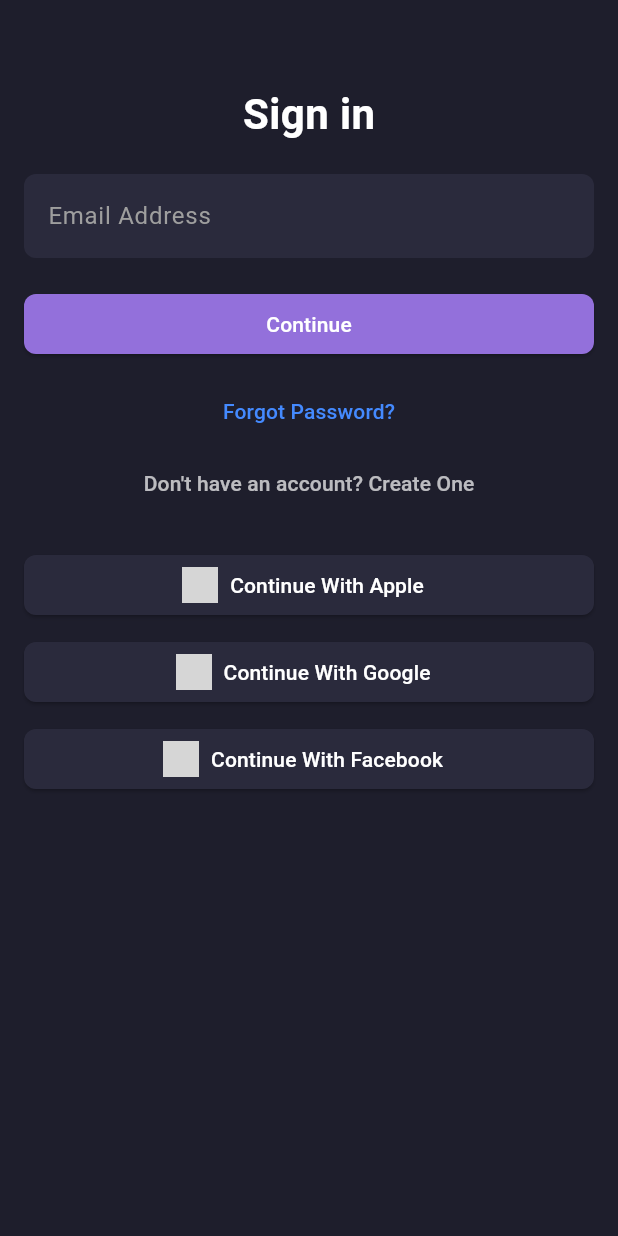
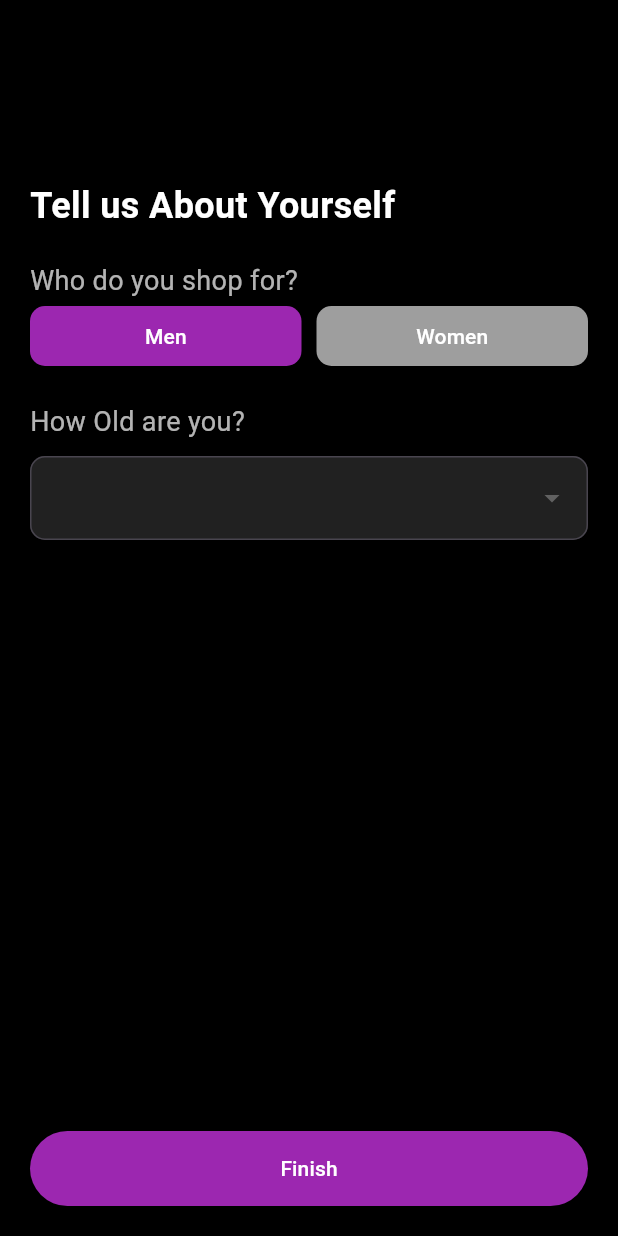
Before and after one commit to nmarizani/mobile_app_summative, a Flutter app: the screen it shows after launch, after a tap on "Continue", on a phone screen of 412 x 824 dp. Run offline on Flutter 3.47's test engine with Material 3 defaults, Android fonts, the light colour scheme and no system bars; our stand-ins replace shared_preferences; grey boxes are pictures that could not be loaded.

Commit message:
Home screens

```diff
--- a/borderless_ecommerce_hub/lib/main.dart
+++ b/borderless_ecommerce_hub/lib/main.dart
@@ -1,11 +1,47 @@
 import 'package:flutter/material.dart';
+import 'package:shared_preferences/shared_preferences.dart';
+import 'presentation/screens/auth/splash_screen.dart';
 import 'presentation/screens/auth/login_screen.dart';
+import 'presentation/screens/auth/onboarding_screen.dart';
+import 'presentation/screens/home/home_screen.dart';
 
 void main() {
   runApp(MyApp());
 }
 
-class MyApp extends StatelessWidget {
+class MyApp extends StatefulWidget {
+  @override
+  _MyAppState createState() => _MyAppState();
+}
+
+class _MyAppState extends State<MyApp> {
+  late Widget _defaultHome;
+
+  @override
+  void initState() {
+    super.initState();
+    _defaultHome = SplashScreen(); // Start with Splash Screen
+    _determineStartScreen();
+  }
+
+  Future<void> _determineStartScreen() async {
+    SharedPreferences prefs = await SharedPreferences.getInstance();
+    bool isSignedIn = prefs.getBool('isSignedIn') ?? false;
+    bool onboardingComplete = prefs.getBool('onboardingComplete') ?? false;
+
+    await Future.delayed(const Duration(seconds: 3)); // Simulate splash screen delay
+
+    setState(() {
+      if (!isSignedIn) {
+        _defaultHome = LoginScreen(); // Show Sign-In screen first
+      } else if (!onboardingComplete) {
+        _defaultHome = OnboardingScreen(); // Show Onboarding if not done
+      } else {
+        _defaultHome = HomeScreen(); // Otherwise, go to Home
+      }
+    });
+  }
+
   @override
   Widget build(BuildContext context) {
     return MaterialApp(
@@ -14,7 +50,7 @@ class MyApp extends StatelessWidget {
       theme: ThemeData(
         primarySwatch: Colors.blue,
       ),
-      home: LoginScreen(),
+      home: _defaultHome,
     );
   }
 }
--- a/borderless_ecommerce_hub/lib/presentation/screens/auth/login_screen.dart
+++ b/borderless_ecommerce_hub/lib/presentation/screens/auth/login_screen.dart
@@ -1,8 +1,12 @@
 import 'package:flutter/material.dart';
+import 'package:shared_preferences/shared_preferences.dart';
+import 'onboarding_screen.dart'; // Import Onboarding Screen
 import 'signup_screen.dart'; // Import SignupScreen
 import 'password_reset_screen.dart'; // Import ForgotPasswordScreen
 
 class LoginScreen extends StatelessWidget {
+  final TextEditingController emailController = TextEditingController();
+
   @override
   Widget build(BuildContext context) {
     return Scaffold(
@@ -24,6 +28,7 @@ class LoginScreen extends StatelessWidget {
               ),
               SizedBox(height: 20),
               TextField(
+                controller: emailController,
                 style: TextStyle(color: Colors.white),
                 decoration: InputDecoration(
                   filled: true,
@@ -46,13 +51,23 @@ class LoginScreen extends StatelessWidget {
                       borderRadius: BorderRadius.circular(8),
                     ),
                   ),
-                  onPressed: () {},
+                  onPressed: () async {
+                    // ✅ Save sign-in state
+                    SharedPreferences prefs = await SharedPreferences.getInstance();
+                    prefs.setBool('isSignedIn', true);
+
+                    // ✅ Navigate to OnboardingScreen
+                    Navigator.pushReplacement(
+                      context,
+                      MaterialPageRoute(builder: (context) => OnboardingScreen()),
+                    );
+                  },
                   child: Text('Continue', style: TextStyle(color: Colors.white)),
                 ),
               ),
               SizedBox(height: 10),
 
-              /// 🔹 Added Forgot Password Button
+              /// 🔹 Forgot Password Button
               TextButton(
                 onPressed: () {
                   Navigator.push(
@@ -106,7 +121,7 @@ class LoginScreen extends StatelessWidget {
             borderRadius: BorderRadius.circular(8),
           ),
         ),
-        onPressed: () {},
+        onPressed: () {}, // TODO: Implement Social Sign-In
         icon: Image.asset(iconPath, height: 24),
         label: Text(text, style: TextStyle(color: Colors.white)),
       ),
--- /dev/null
+++ b/borderless_ecommerce_hub/lib/presentation/screens/auth/onboarding_screen.dart
@@ -0,0 +1,90 @@
+import 'package:flutter/material.dart';
+import 'package:shared_preferences/shared_preferences.dart';
+import '../home/home_screen.dart';
+
+class OnboardingScreen extends StatefulWidget {
+  @override
+  _OnboardingScreenState createState() => _OnboardingScreenState();
+}
+
+class _OnboardingScreenState extends State<OnboardingScreen> {
+
+  Future<void> _completeOnboarding() async {
+    SharedPreferences prefs = await SharedPreferences.getInstance();
+    await prefs.setBool('onboardingComplete', true);
+    Navigator.pushReplacement(
+      context,
+      MaterialPageRoute(builder: (context) => HomeScreen()),
+    );
+  }
+
+  @override
+  Widget build(BuildContext context) {
+    return Scaffold(
+      backgroundColor: Colors.black,
+      body: Padding(
+        padding: const EdgeInsets.all(20.0),
+        child: Column(
+          crossAxisAlignment: CrossAxisAlignment.start,
+          children: [
+            SizedBox(height: 100),
+            Text(
+              'Tell us About Yourself',
+              style: TextStyle(fontSize: 24, fontWeight: FontWeight.bold, color: Colors.white),
+            ),
+            SizedBox(height: 20),
+            Text(
+              'Who do you shop for?',
+              style: TextStyle(fontSize: 18, color: Colors.white70),
+            ),
+            Row(
+              children: [
+                _buildOptionButton('Men', Colors.purple),
+                SizedBox(width: 10),
+                _buildOptionButton('Women', Colors.grey),
+              ],
+            ),
+            SizedBox(height: 20),
+            Text('How Old are you?', style: TextStyle(fontSize: 18, color: Colors.white70)),
+            SizedBox(height: 10),
+            DropdownButtonFormField(
+              dropdownColor: Colors.black,
+              items: [
+                DropdownMenuItem(child: Text('18-25', style: TextStyle(color: Colors.white)), value: '18-25'),
+                DropdownMenuItem(child: Text('26-35', style: TextStyle(color: Colors.white)), value: '26-35'),
+              ],
+              onChanged: (value) {},
+              decoration: InputDecoration(
+                filled: true,
+                fillColor: Colors.grey[900],
+                border: OutlineInputBorder(borderRadius: BorderRadius.circular(10)),
+              ),
+            ),
+            Spacer(),
+            ElevatedButton(
+              onPressed: _completeOnboarding,
+              style: ElevatedButton.styleFrom(
+                backgroundColor: Colors.purple,
+                minimumSize: Size(double.infinity, 50),
+              ),
+              child: Text('Finish', style: TextStyle(color: Colors.white)),
+            ),
+          ],
+        ),
+      ),
+    );
+  }
+
+  Widget _buildOptionButton(String text, Color color) {
+    return Expanded(
+      child: ElevatedButton(
+        onPressed: () {},
+        style: ElevatedButton.styleFrom(
+          backgroundColor: color,
+          shape: RoundedRectangleBorder(borderRadius: BorderRadius.circular(10)),
+        ),
+        child: Text(text, style: TextStyle(color: Colors.white)),
+      ),
+    );
+  }
+}
--- /dev/null
+++ b/borderless_ecommerce_hub/lib/presentation/screens/auth/splash_screen.dart
@@ -0,0 +1,38 @@
+import 'package:flutter/material.dart';
+import 'login_screen.dart'; // Import the sign-in screen
+
+class SplashScreen extends StatelessWidget {
+  @override
+  Widget build(BuildContext context) {
+    return Scaffold(
+      backgroundColor: Color(0xFFE2E0E0), // Background color from Figma
+      body: Center(
+        child: Column(
+          mainAxisAlignment: MainAxisAlignment.center,
+          children: [
+            SizedBox(height: 20),
+            ElevatedButton(
+              style: ElevatedButton.styleFrom(
+                backgroundColor: Color(0xFF9370DB), // Button color from Figma
+                shape: RoundedRectangleBorder(
+                  borderRadius: BorderRadius.circular(30),
+                ),
+                padding: EdgeInsets.symmetric(horizontal: 40, vertical: 15),
+              ),
+              onPressed: () {
+                Navigator.pushReplacement(
+                  context,
+                  MaterialPageRoute(builder: (context) => LoginScreen()),
+                );
+              },
+              child: Text(
+                "Borderless",
+                style: TextStyle(color: Colors.white, fontSize: 18),
+              ),
+            ),
+          ],
+        ),
+      ),
+    );
+  }
+}
--- a/borderless_ecommerce_hub/pubspec.yaml
+++ b/borderless_ecommerce_hub/pubspec.yaml
@@ -35,6 +35,9 @@ dependencies:
   # Use with the CupertinoIcons class for iOS style icons.
   cupertino_icons: ^1.0.8
   flutter_bloc: ^9.1.0
+  shared_preferences: ^2.5.3
+  firebase_core: ^3.12.1
+  firebase_auth: ^5.5.1
 
 dev_dependencies:
   flutter_test:
```
Also changed, not shown: borderless_ecommerce_hub/lib/presentation/screens/auth/password_reset_confirmation.dart (+27 -15 lines), borderless_ecommerce_hub/lib/presentation/screens/auth/signup_screen.dart (+10 -4 lines), borderless_ecommerce_hub/lib/presentation/screens/home/home_screen.dart (added, +151 -0 lines), borderless_ecommerce_hub/lib/presentation/screens/home/notification_list_screen.dart (added, +36 -0 lines), borderless_ecommerce_hub/lib/presentation/screens/home/order_detail.dart (added, +38 -0 lines), borderless_ecommerce_hub/lib/presentation/screens/home/order_list_screen.dart (added, +77 -0 lines), borderless_ecommerce_hub/lib/presentation/screens/home/profile_screen.dart (added, +16 -0 lines), borderless_ecommerce_hub/pubspec.lock, 3 other files.
